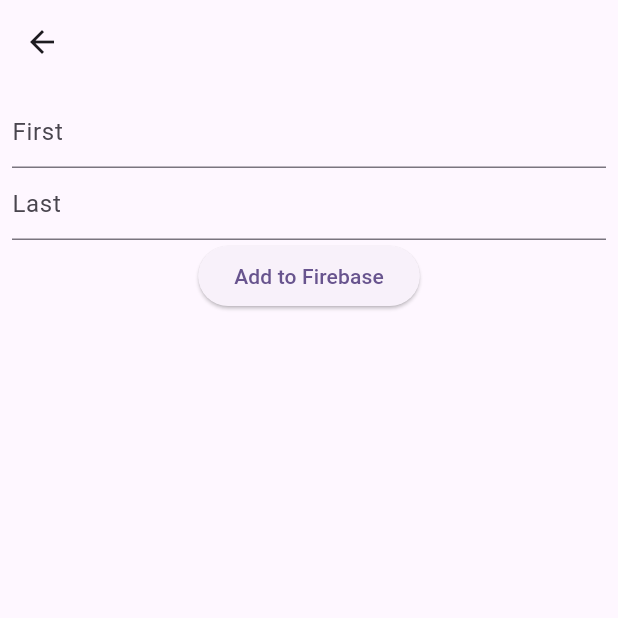
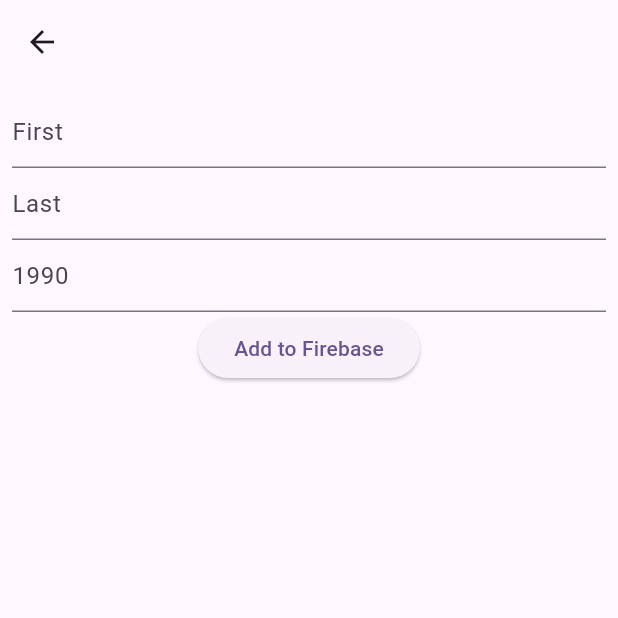
Before and after one commit to uni51/flu_textbook_v2_firebase_bookmark, a Flutter app: the AddPage screen opened directly, on a phone screen of 412 x 824 dp, the top half of it. Run offline on Flutter 3.47's test engine with Material 2 defaults, Android fonts, the light colour scheme and no system bars; our stand-ins replace cloud_firestore, firebase_core; missing offline and left inert: dart:ffi; accounts and stored records are empty.

Commit message:
リストに人を追加するときに年数も追加できるようにする

```diff
--- a/lib/add_page.dart
+++ b/lib/add_page.dart
@@ -1,11 +1,15 @@
+import 'dart:ffi';
+
 import 'package:cloud_firestore/cloud_firestore.dart';
 import 'package:flutter/material.dart';
+import 'package:flutter/services.dart';
 
 class AddPage extends StatelessWidget {
   AddPage({Key? key}) : super(key: key);
 
   String first = "";
   String last = "";
+  int born = 0;
 
   @override
   Widget build(BuildContext context) {
@@ -31,6 +35,19 @@
                 last = text;
               },
             ),
+            TextField(
+                decoration: const InputDecoration(
+                  hintText: '1990',
+                ),
+                keyboardType: TextInputType.number,
+                inputFormatters: [
+                  LengthLimitingTextInputFormatter(4),
+                  FilteringTextInputFormatter.digitsOnly,
+                ],
+                onChanged: (text) {
+                  born = int.parse(text);
+                },
+            ),
             ElevatedButton(
               onPressed: () async {
                 await _addToFirebase();
@@ -50,7 +67,7 @@
     final user = <String, dynamic>{
       "first": first,
       "last": last,
-      "born": 1991,
+      "born": born,
     };
 
 // Add a new document with a generated ID
```
